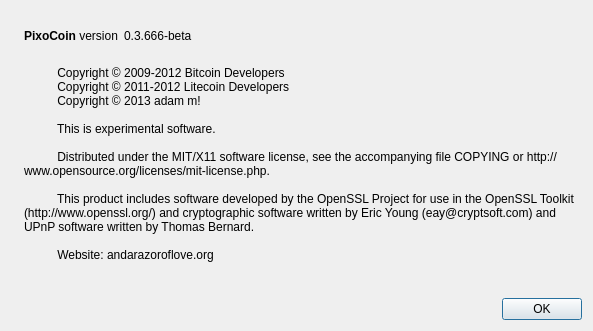
Pixocoin/Pixo-Cash, file src/qt/forms/aboutdialog.ui: the form before one commit.
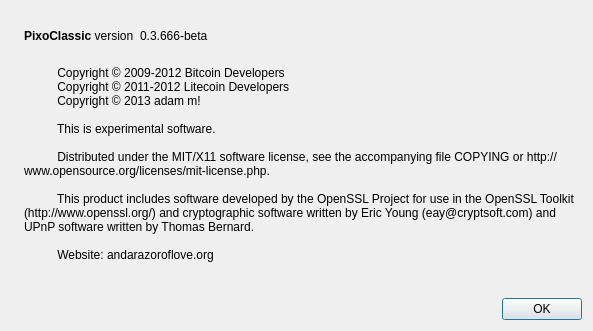
The form after the commit. Icons and pictures are not drawn.

What changed in the file:
```diff
--- a/src/qt/forms/aboutdialog.ui
+++ b/src/qt/forms/aboutdialog.ui
@@ -50,7 +50,7 @@
           <cursorShape>IBeamCursor</cursorShape>
          </property>
          <property name="text">
-          <string>&lt;b&gt;PixoCoin&lt;/b&gt; version</string>
+          <string>&lt;b&gt;PixoClassic&lt;/b&gt; version</string>
          </property>
          <property name="textInteractionFlags">
           <set>Qt::LinksAccessibleByMouse|Qt::TextSelectableByKeyboard|Qt::TextSelectableByMouse</set>
```
Left out of the diff: 2 changed lines with no effect on the pictures.
